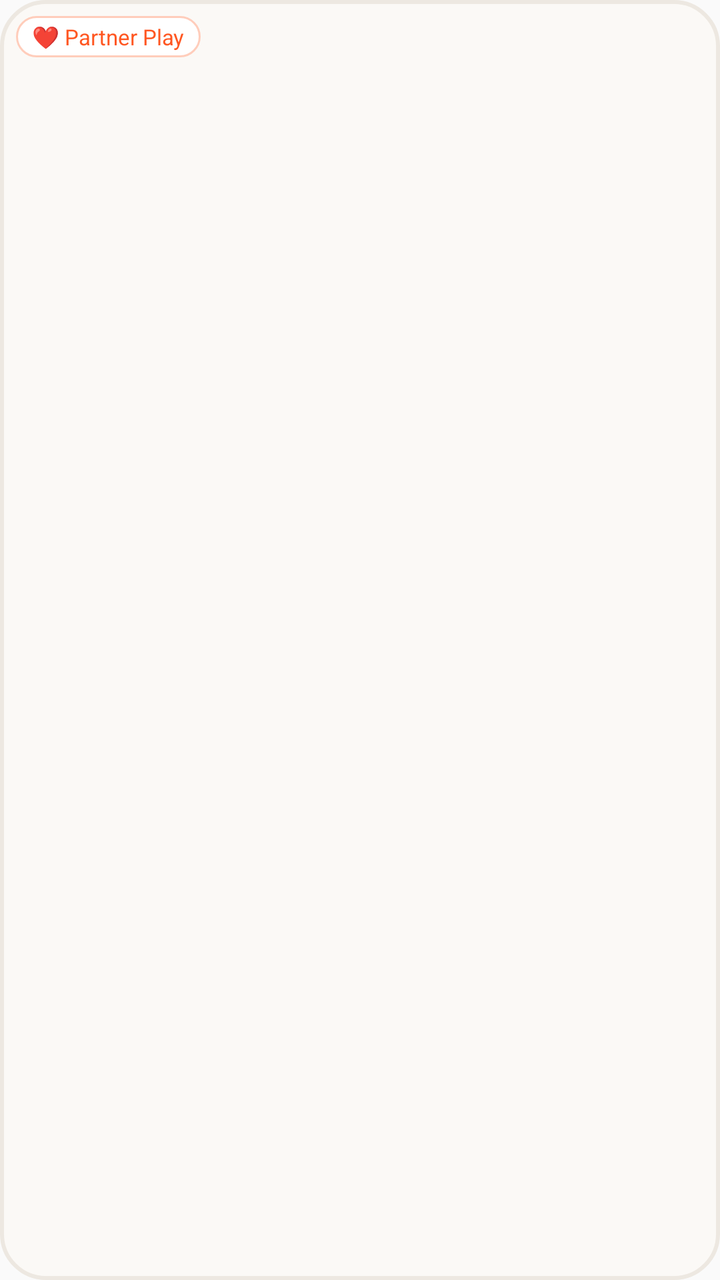
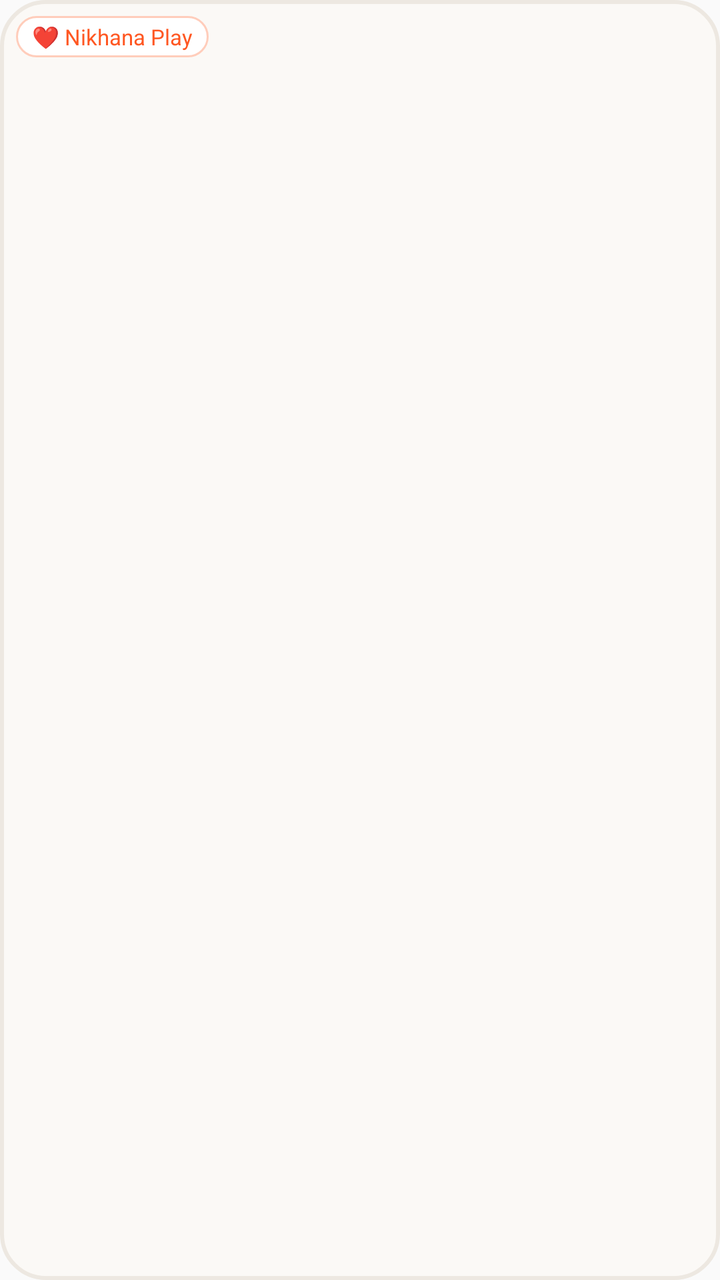

Before-and-after screenshots of an Android layout around one commit, followed by the original layout XML and the change that was made.
<!-- AndroidManifest.xml: application theme AppTheme -->
<!-- res/layout/widget_partner_play.xml -->
<?xml version="1.0" encoding="utf-8"?>
<RelativeLayout xmlns:android="http://schemas.android.com/apk/res/android"
    android:id="@+id/widget_root"
    android:layout_width="match_parent"
    android:layout_height="match_parent"
    android:background="@drawable/widget_rounded_bg"
    android:padding="8dp">

    
    <TextView
        android:id="@+id/widget_room_code"
        android:layout_width="wrap_content"
        android:layout_height="wrap_content"
        android:layout_alignParentStart="true"
        android:layout_alignParentTop="true"
        android:background="@drawable/widget_pill_bg"
        android:paddingStart="8dp"
        android:paddingTop="3dp"
        android:paddingEnd="8dp"
        android:paddingBottom="3dp"
        android:text="❤️ Partner Play"
        android:textColor="#FF5722"
        android:textSize="11sp" />

    
    <ImageView
        android:id="@+id/widget_canvas_image"
        android:layout_width="match_parent"
        android:layout_height="match_parent"
        android:layout_below="@id/widget_room_code"
        android:layout_marginTop="4dp"
        android:adjustViewBounds="true"
        android:contentDescription="Partner Drawing Canvas"
        android:scaleType="fitCenter" />

    
    <TextView
        android:id="@+id/widget_empty_hint"
        android:layout_width="wrap_content"
        android:layout_height="wrap_content"
        android:layout_centerInParent="true"
        android:text="Tap to draw ✨"
        android:textColor="#C4BFB6"
        android:textSize="12sp"
        android:visibility="gone" />

</RelativeLayout>
<!-- resources referenced by this layout -->
<resources>
  <!-- drawable widget_pill_bg (drawable) -->
  <?xml version="1.0" encoding="utf-8"?>
  <shape xmlns:android="http://schemas.android.com/apk/res/android"
      android:shape="rectangle">
      <solid android:color="#FFFFFF" />
      <corners android:radius="12dp" />
      <stroke
          android:width="1dp"
          android:color="#FFCDBB" />
  </shape>
  <!-- drawable widget_rounded_bg (drawable) -->
  <?xml version="1.0" encoding="utf-8"?>
  <shape xmlns:android="http://schemas.android.com/apk/res/android"
      android:shape="rectangle">
      <solid android:color="#FBF9F6" />
      <corners android:radius="22dp" />
      <stroke
          android:width="2dp"
          android:color="#EDE8E1" />
  </shape>
  <style name="AppTheme" parent="Theme.AppCompat.Light.DarkActionBar">
          
          <item name="colorPrimary">@color/colorPrimary</item>
          <item name="colorPrimaryDark">@color/colorPrimaryDark</item>
          <item name="colorAccent">@color/colorAccent</item>
      </style>
  <color name="colorPrimary">#FF5722</color>
  <color name="colorPrimaryDark">#E64A19</color>
  <color name="colorAccent">#FF7043</color>
</resources>

<!-- the commit's change to res/layout/widget_partner_play.xml (unified diff, before → after) -->
@@ -18,7 +18,7 @@
         android:paddingTop="3dp"
         android:paddingEnd="8dp"
         android:paddingBottom="3dp"
-        android:text="❤️ Partner Play"
+        android:text="❤️ Nikhana Play"
         android:textColor="#FF5722"
         android:textSize="11sp" />
 
